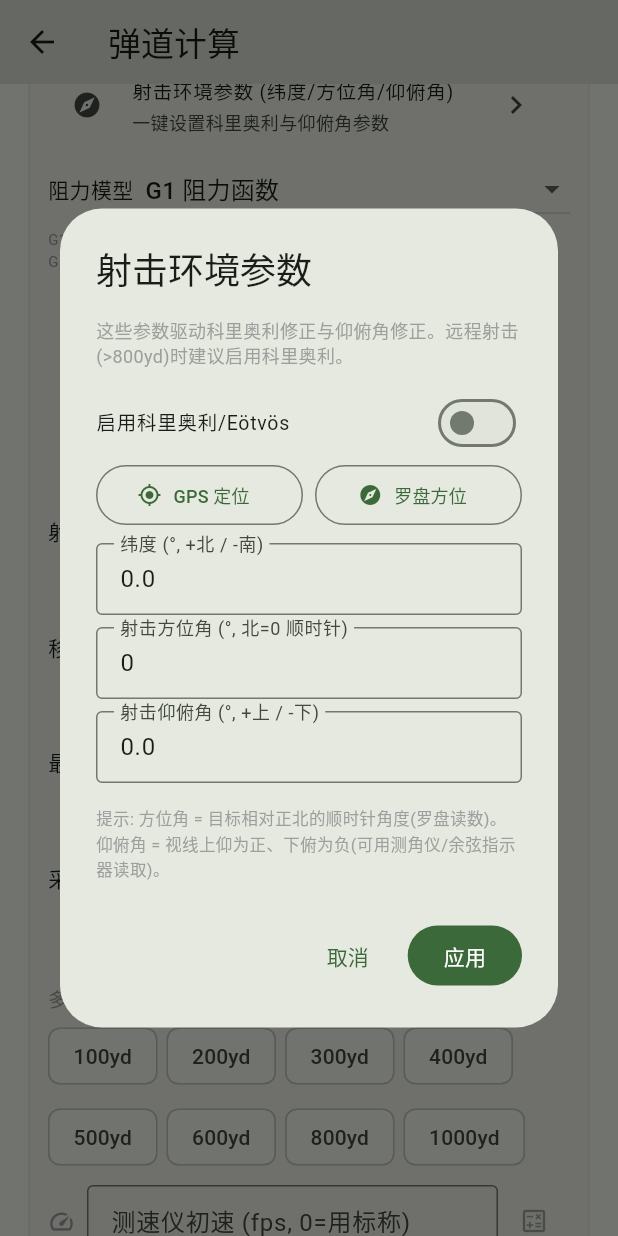
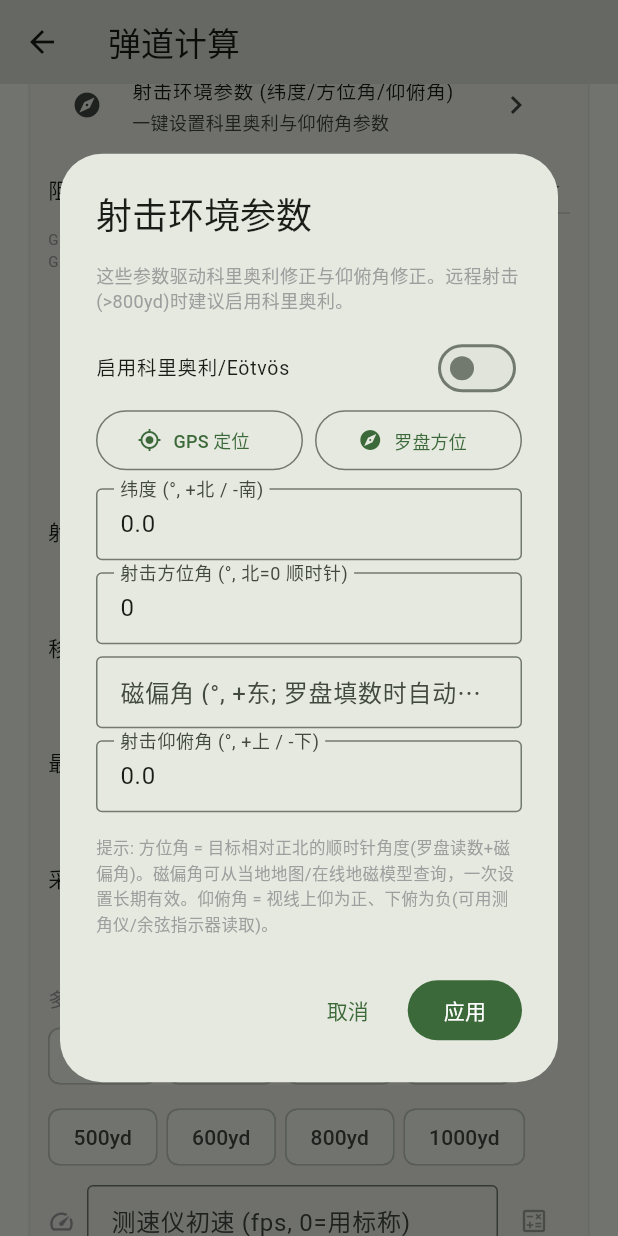
Before and after one commit to liuxue5213/Maozi-Strelok, a Flutter app: the ComputeInputPage screen opened directly with empty values, scrolled down 1152 dp, after a tap on "射击环境参数 (纬度/方位角/仰俯角)", on a phone screen of 412 x 824 dp. Run offline on Flutter 3.47's test engine with Material 3 defaults, Android fonts, the phone set to English and light mode, and no system bars; our stand-ins replace fl_chart, flutter_compass, geolocator, share_plus, shared_preferences; accounts and stored records are empty.

Commit message:
Magnetic declination: user-configurable, auto-applied to compass readings
Phone compasses read magnetic north but the Coriolis azimuth wants true
north. Instead of an unreliable hand-rolled field model, the declination
is a persisted user setting (query once from a local map/model) that the
compass auto-fill applies: heading + declination = true azimuth, with
the breakdown shown in the snack message. Sensors dialog gains a
declination field that syncs to AppState while typing.

```diff
--- a/lib/ui/app_state.dart
+++ b/lib/ui/app_state.dart
@@ -36,6 +36,11 @@ class AppState extends ChangeNotifier {
   /// Display unit for wind speeds ('mph' | 'ms' | 'kmh'). Storage stays mph;
   /// this only drives sliders/labels at the UI boundary. Persisted.
   String windUnit = 'mph';
+  /// Magnetic declination [deg, +east] applied to compass readings when
+  /// auto-filling the firing azimuth (phone compasses read magnetic north;
+  /// the Coriolis correction wants true north). User-configurable — set it
+  /// once from a local map/online model. 0 = uncorrected. Persisted.
+  double magneticDeclinationDeg = 0;
   /// Optional multi-zone wind profile (downrange segments). When non-empty
   /// this overrides the single wind above. Each entry: {fromYd, toYd, speedMph, dirDeg}.
   /// Kept in user-friendly yards/degrees here; converted to SI on compute.
@@ -277,6 +282,7 @@ class AppState extends ChangeNotifier {
         'windSpeedMph': windSpeedMph,
         'windDirectionDeg': windDirectionDeg,
         'windUnit': windUnit,
+        'magneticDeclinationDeg': magneticDeclinationDeg,
         'windZones': windZones.map((z) => z.toJson()).toList(),
         'useZeroAtmo': useZeroAtmo,
         'zeroTempC': zeroTempC,
@@ -323,6 +329,8 @@ class AppState extends ChangeNotifier {
       'ms' || 'kmh' => m['windUnit'] as String,
       _ => 'mph',
     };
+    magneticDeclinationDeg =
+        (m['magneticDeclinationDeg'] as num?)?.toDouble() ?? 0;
     windZones = (m['windZones'] as List?)
             ?.map((e) => WindZoneInput.fromJson(e as Map<String, dynamic>))
             .toList() ??
--- a/lib/ui/sensors_helper_dialog.dart
+++ b/lib/ui/sensors_helper_dialog.dart
@@ -21,6 +21,7 @@ class _SensorsHelperDialogState extends State<SensorsHelperDialog> {
   late final TextEditingController _lat;
   late final TextEditingController _az;
   late final TextEditingController _los;
+  late final TextEditingController _decl;
   bool _gpsBusy = false;
   bool _compassBusy = false;
 
@@ -31,6 +32,15 @@ class _SensorsHelperDialogState extends State<SensorsHelperDialog> {
     _lat = TextEditingController(text: s.latitudeDeg.toStringAsFixed(1));
     _az = TextEditingController(text: s.azimuthDeg.toStringAsFixed(0));
     _los = TextEditingController(text: s.losAngleDeg.toStringAsFixed(1));
+    _decl = TextEditingController(
+        text: s.magneticDeclinationDeg == 0
+            ? ''
+            : s.magneticDeclinationDeg.toStringAsFixed(1));
+    // keep the persisted declination in sync with manual edits
+    _decl.addListener(() {
+      widget.state.magneticDeclinationDeg =
+          double.tryParse(_decl.text) ?? 0;
+    });
   }
 
   @override
@@ -38,6 +48,7 @@ class _SensorsHelperDialogState extends State<SensorsHelperDialog> {
     _lat.dispose();
     _az.dispose();
     _los.dispose();
+    _decl.dispose();
     super.dispose();
   }
 
@@ -97,9 +108,11 @@ class _SensorsHelperDialogState extends State<SensorsHelperDialog> {
               const SizedBox(height: 8),
               _field(_lat, '纬度 (°, +北 / -南)', signed: true),
               _field(_az, '射击方位角 (°, 北=0 顺时针)', signed: true),
+              _field(_decl, '磁偏角 (°, +东; 罗盘填数时自动加上)', signed: true),
               _field(_los, '射击仰俯角 (°, +上 / -下)', signed: true),
               const SizedBox(height: 8),
-              const Text('提示: 方位角 = 目标相对正北的顺时针角度(罗盘读数)。'
+              const Text('提示: 方位角 = 目标相对正北的顺时针角度(罗盘读数+磁偏角)。'
+                  '磁偏角可从当地地图/在线地磁模型查询，一次设置长期有效。'
                   '仰俯角 = 视线上仰为正、下俯为负(可用测角仪/余弦指示器读取)。',
                   style: TextStyle(fontSize: 11, color: Colors.grey)),
             ],
@@ -145,6 +158,8 @@ class _SensorsHelperDialogState extends State<SensorsHelperDialog> {
   }
 
   /// Compass auto-fill: points the phone at the target and reads the heading.
+  /// The reading is magnetic north; the configured declination is added so
+  /// the Coriolis azimuth gets a true-north value.
   Future<void> _fillFromCompass() async {
     setState(() => _compassBusy = true);
     final heading = await SensorService.readHeading();
@@ -154,10 +169,14 @@ class _SensorsHelperDialogState extends State<SensorsHelperDialog> {
       _snack('此设备/浏览器没有可用的罗盘传感器，请手动输入方位角');
       return;
     }
+    final decl = double.tryParse(_decl.text) ?? 0;
     // normalize to 0..360 (heading can read slightly negative)
-    final az = ((heading % 360) + 360) % 360;
+    final az = (((heading + decl) % 360) + 360) % 360;
     _az.text = az.toStringAsFixed(0);
-    _snack('已填入方位角 ${az.toStringAsFixed(0)}°');
+    _snack(decl.abs() < 0.05
+        ? '已填入磁北方位角 ${az.toStringAsFixed(0)}°'
+        : '磁北 ${heading.toStringAsFixed(0)}° + 磁偏角 ${decl.toStringAsFixed(1)}° '
+            '= 真北 ${az.toStringAsFixed(0)}°');
   }
 
   void _snack(String msg) {
```
Also changed, not shown: 2 other files.
